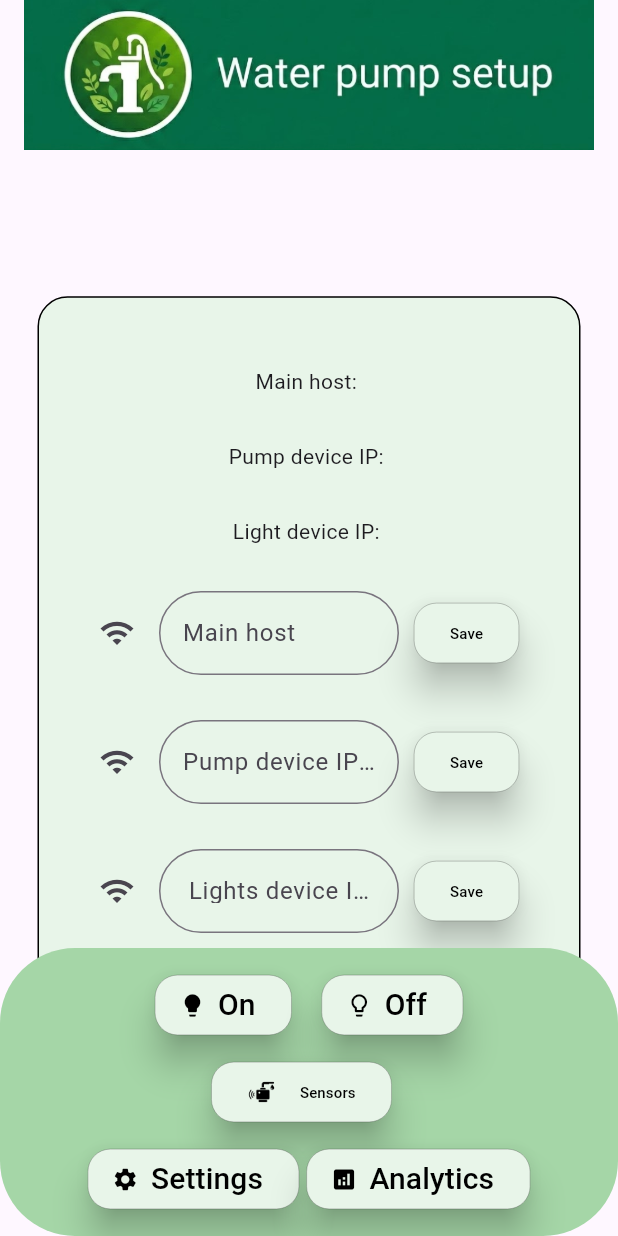
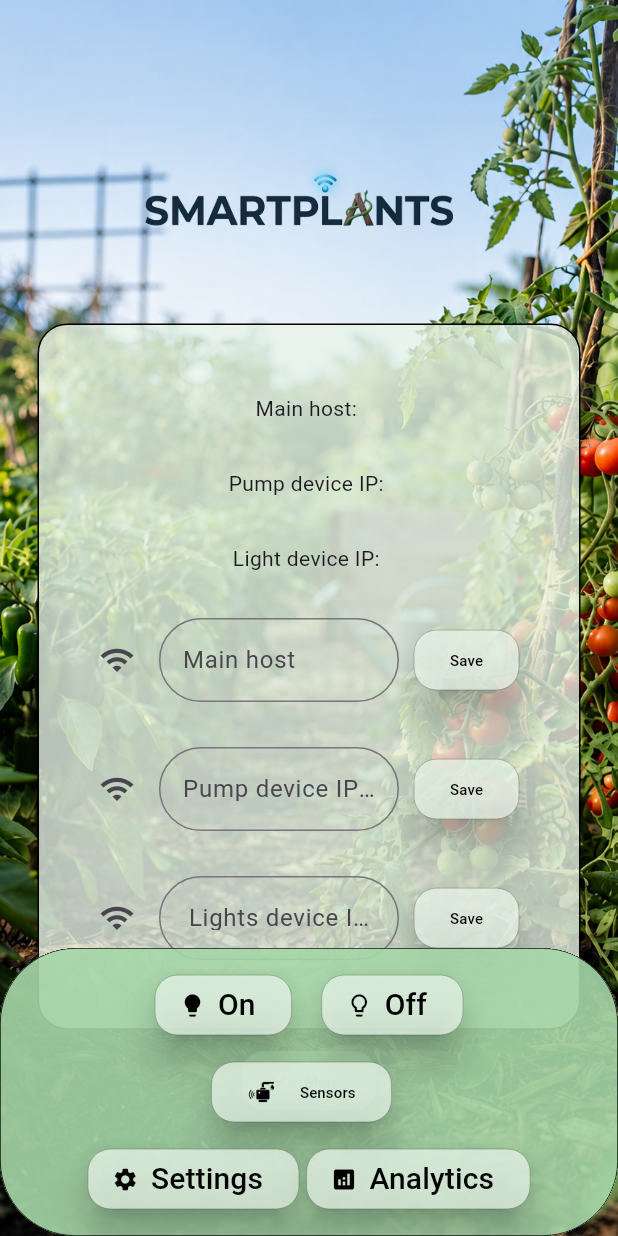
Before and after one commit to KacperKarolJanicki/SmartPlants, a Flutter app: the screen it shows after launch, after a tap on "More", on a phone screen of 412 x 824 dp. Run offline on Flutter 3.47's test engine with Material 3 defaults, Android fonts, the light colour scheme and no system bars; our stand-ins replace shared_preferences, syncfusion_flutter_charts; missing offline and left inert: backend_connection.

Commit message:
Design completely modified

```diff
--- a/flutter_app/lib/main.dart
+++ b/flutter_app/lib/main.dart
@@ -1,8 +1,7 @@
-import 'dart:io';
-
 import 'package:esp32_module/views/analitics/analytics.dart';
 import 'package:esp32_module/views/settings/components/wireless_settings.dart';
 import 'package:esp32_module/views/settings/settings.dart';
+import 'package:esp32_module/widget_components/app_style_scaffold.dart';
 import 'package:esp32_module/widget_components/pomp_toolbar.dart';
 import 'package:esp32_module/widget_components/sensor_percentage_toolbar.dart';
 import 'package:flutter/material.dart';
@@ -56,20 +55,23 @@ class _MyHomePageState extends State<MyHomePage> {
 
   @override
   Widget build(BuildContext context) {
-    return Scaffold(
-      appBar: AppBar(
-          title: Image.asset('assets/images/appBar.png',
-            width: Platform.isAndroid ? MediaQuery.of(context).size.width : 300),
-          centerTitle: true,
-          toolbarHeight: 100),
-      body: Center(
+    return AppStyleScaffold(body: Center(
         child:
         Column(
             spacing: 10,
             mainAxisAlignment: .center,
             children: [
-                  isLoading ? CircularProgressIndicator(color: Colors.green) :
-                  pumpDeviceIP.replaceAll('http://', '').isNotEmpty ? ContainerWidget(
+              Image.asset('assets/images/appBar.png',
+                  width: MediaQuery
+                      .of(context)
+                      .size
+                      .width / 1.5),
+              isLoading
+                  ? CircularProgressIndicator(color: Colors.green)
+                  :
+              pumpDeviceIP
+                  .replaceAll('http://', '')
+                  .isNotEmpty ? ContainerWidget(
                   width: 325, height: 525, scrollable: true,
                   children: [
                     SizedBox(height: 10),
@@ -112,15 +114,18 @@ class _MyHomePageState extends State<MyHomePage> {
                 buttonText: 'More',
                 fontSize: 10,
                 icon: Icon(Icons.expand_more),
-                    onPressed: (){
+                onPressed: () {
                   ScaffoldMessenger.of(context).showSnackBar(
                       SnackBar(
                           duration: Duration(seconds: 15),
-                              backgroundColor: Colors.green.shade200,
-                              shape: RoundedRectangleBorder(borderRadius: BorderRadius.circular(50)),
+                          backgroundColor: Colors.green.shade200.withAlpha(230),
+                          shape: RoundedRectangleBorder(
+                              side: BorderSide(width: 0.5),
+                              borderRadius: BorderRadius.circular(50)),
                           elevation: 0,
                           content: Column(
-                                  mainAxisAlignment: MainAxisAlignment.center,
+                              mainAxisAlignment: MainAxisAlignment
+                                  .center,
                               spacing: 10,
                               children: [
                                 OverflowBar(
@@ -128,15 +133,23 @@ class _MyHomePageState extends State<MyHomePage> {
                                     children: [
                                       AppStyleButton(onPressed: () {
                                         backend.send(
-                                                '$host/light', '$host/light',
-                                                data: {"turn_on": true}, headers: {'deviceIP':lightsDeviceIP});
+                                            '$host/light',
+                                            '$host/light',
+                                            data: {"turn_on": true},
+                                            headers: {
+                                              'deviceIP': lightsDeviceIP
+                                            });
                                       },
                                           buttonText: "On",
                                           icon: Icon(Icons.lightbulb)),
                                       AppStyleButton(onPressed: () {
                                         backend.send(
-                                                '$host/light', '$host/light',
-                                                data: {"turn_on": false}, headers: {'deviceIP':lightsDeviceIP});
+                                            '$host/light',
+                                            '$host/light',
+                                            data: {"turn_on": false},
+                                            headers: {
+                                              'deviceIP': lightsDeviceIP
+                                            });
                                       },
                                           buttonText: "Off",
                                           icon: Icon(
@@ -147,47 +160,80 @@ class _MyHomePageState extends State<MyHomePage> {
                                     children: [
                                       AppStyleButton(
                                           buttonText: 'Sensors',
-                                          icon: Image.asset('assets/images/sensorIcon.png', width: 35),
+                                          icon: Image.asset(
+                                              'assets/images/sensorIcon.png',
+                                              width: 35),
                                           fontSize: 10,
                                           onPressed: () async {
-                                            ScaffoldMessenger.of(context).clearSnackBars();
+                                            ScaffoldMessenger
+                                                .of(
+                                                context)
+                                                .clearSnackBars();
                                             setState(() {
                                               percentageLoading = true;
                                             });
                                             fromSensorsData =
                                             await backend.download(
                                                 '$host/ground_data',
-                                                '$host/ground_data', headers: {'deviceIp':pumpDeviceIP});
+                                                '$host/ground_data',
+                                                headers: {
+                                                  'deviceIp': pumpDeviceIP
+                                                });
                                             setState(() {
                                               percentageLoading = false;
                                             });
                                           }),
-                                      pumpsData.isNotEmpty ? AppStyleButton(
+                                      pumpsData.isNotEmpty
+                                          ? AppStyleButton(
                                           minSize: (Size(80, 40)),
                                           buttonText: 'Start',
                                           fontSize: 10,
-                                          icon: Image.asset('assets/images/pompIcon.png', width: 35),
+                                          icon: Image.asset(
+                                              'assets/images/pompIcon.png',
+                                              width: 35),
                                           onPressed: () async {
                                             backend.sendNReturn(
                                                 "$host/ground_data",
                                                 "$host/ground_data",
-                                                data: pumpsData, headers: {'deviceIp':pumpDeviceIP}).whenComplete(() {
+                                                data: pumpsData,
+                                                headers: {
+                                                  'deviceIp': pumpDeviceIP
+                                                }).whenComplete(() {
                                               connection();
                                               pumpsData.clear();
                                             });
                                           }
-                                      ) : SizedBox.shrink()
+                                      )
+                                          : SizedBox.shrink()
                                     ]),
                                 OverflowBar(
                                     spacing: 5,
                                     children: [
-                                      AppStyleButton(buttonText: 'Settings', icon: Icon(Icons.settings), onPressed: (){
-                                        ScaffoldMessenger.of(context).clearSnackBars();
-                                        Navigator.push(context, MaterialPageRoute(builder: (context)=>AppSettings()));
+                                      AppStyleButton(
+                                          buttonText: 'Settings',
+                                          icon: Icon(Icons.settings),
+                                          onPressed: () {
+                                            ScaffoldMessenger
+                                                .of(
+                                                context)
+                                                .clearSnackBars();
+                                            Navigator.push(context,
+                                                MaterialPageRoute(
+                                                    builder: (context) =>
+                                                        AppSettings()));
                                           }),
-                                      AppStyleButton(buttonText: 'Analytics', icon: Icon(Icons.analytics), onPressed: (){
-                                        ScaffoldMessenger.of(context).clearSnackBars();
-                                        Navigator.push(context, MaterialPageRoute(builder: (context)=>Analytics()));
+                                      AppStyleButton(
+                                          buttonText: 'Analytics',
+                                          icon: Icon(Icons.analytics),
+                                          onPressed: () {
+                                            ScaffoldMessenger
+                                                .of(
+                                                context)
+                                                .clearSnackBars();
+                                            Navigator.push(context,
+                                                MaterialPageRoute(
+                                                    builder: (context) =>
+                                                        Analytics()));
                                           })
                                     ])
                               ]))
@@ -195,7 +241,6 @@ class _MyHomePageState extends State<MyHomePage> {
                 },
               )
             ])
-        ),
-    );
+    ));
   }
 }
--- /dev/null
+++ b/flutter_app/lib/widget_components/app_style_scaffold.dart
@@ -0,0 +1,20 @@
+import 'package:flutter/material.dart';
+
+class AppStyleScaffold extends StatelessWidget {
+
+  final Widget? body;
+
+  const AppStyleScaffold({super.key, required this.body});
+
+  @override
+  Widget build(BuildContext context) {
+    return Scaffold(
+      body: Container(
+          decoration: ShapeDecoration(shape: RoundedRectangleBorder(),
+              image: DecorationImage(
+                  fit: BoxFit.cover,
+                  image: AssetImage('assets/images/background.png'))),
+          child: body),
+    );
+  }
+}
--- a/flutter_app/lib/widget_components/button.dart
+++ b/flutter_app/lib/widget_components/button.dart
@@ -23,7 +23,7 @@ class AppStyleButton extends StatelessWidget {
     return ElevatedButton.icon(
         onPressed: onPressed,
         style: ElevatedButton.styleFrom(
-          backgroundColor: Colors.green.shade50,
+          backgroundColor: Colors.green.shade50.withAlpha(190),
           foregroundColor: Colors.black,
           maximumSize: maxSize,
           minimumSize: minSize,
--- a/flutter_app/lib/widget_components/container_widget.dart
+++ b/flutter_app/lib/widget_components/container_widget.dart
@@ -28,7 +28,7 @@ class _ContainerWidgetState extends State<ContainerWidget> {
         width: widget.width,
         height: widget.height,
         decoration: ShapeDecoration(
-            color: Colors.green.shade50,
+            color: Colors.green.shade50.withAlpha(200),
             shape: RoundedRectangleBorder(
                 side: BorderSide(width: 1),
                 borderRadius: BorderRadiusGeometry.circular(20))),
```
Also changed, not shown: flutter_app/lib/views/analitics/analytics.dart (+31 -20 lines), flutter_app/lib/views/analitics/components/chart.dart (+5 -11 lines), flutter_app/lib/views/settings/settings.dart (+3 -8 lines), flutter_app/lib/widget_components/pomp_toolbar.dart (+11 -2 lines), flutter_app/assets/images/appBar.png, flutter_app/assets/images/autoOFF.png (deleted), flutter_app/assets/images/autoON.png (deleted), flutter_app/assets/images/background.png (added), flutter_app/assets/images/settings.png (added), flutter_app/assets/images/soil_moisture.png (added). Lines whose indentation alone changed are shown as unchanged.
